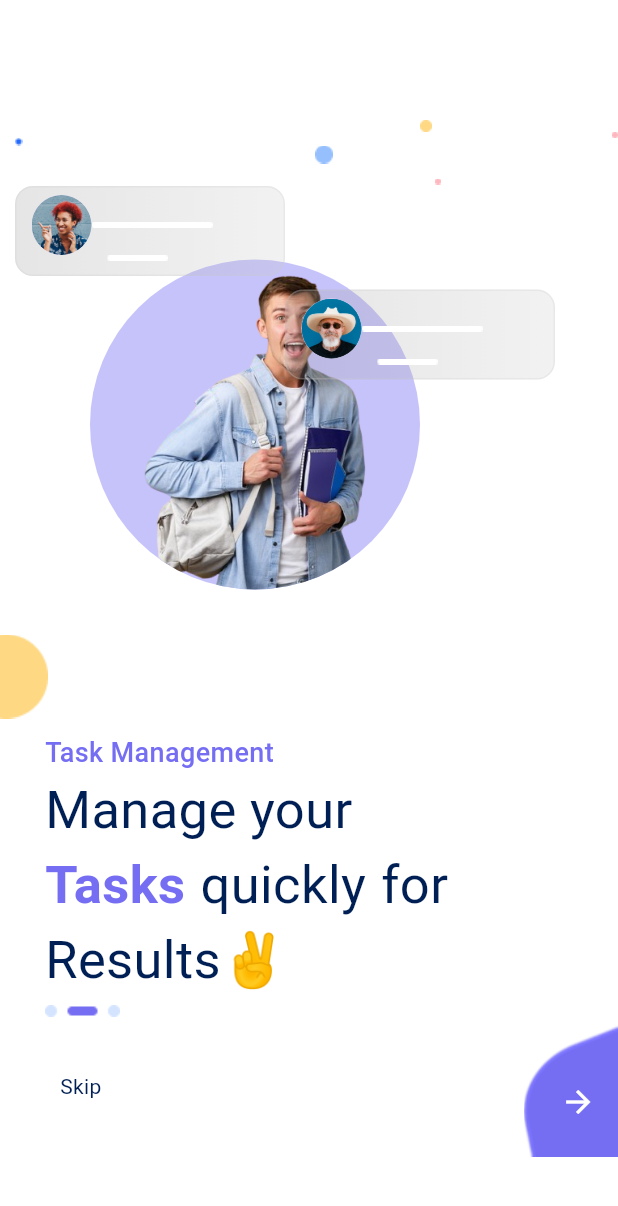
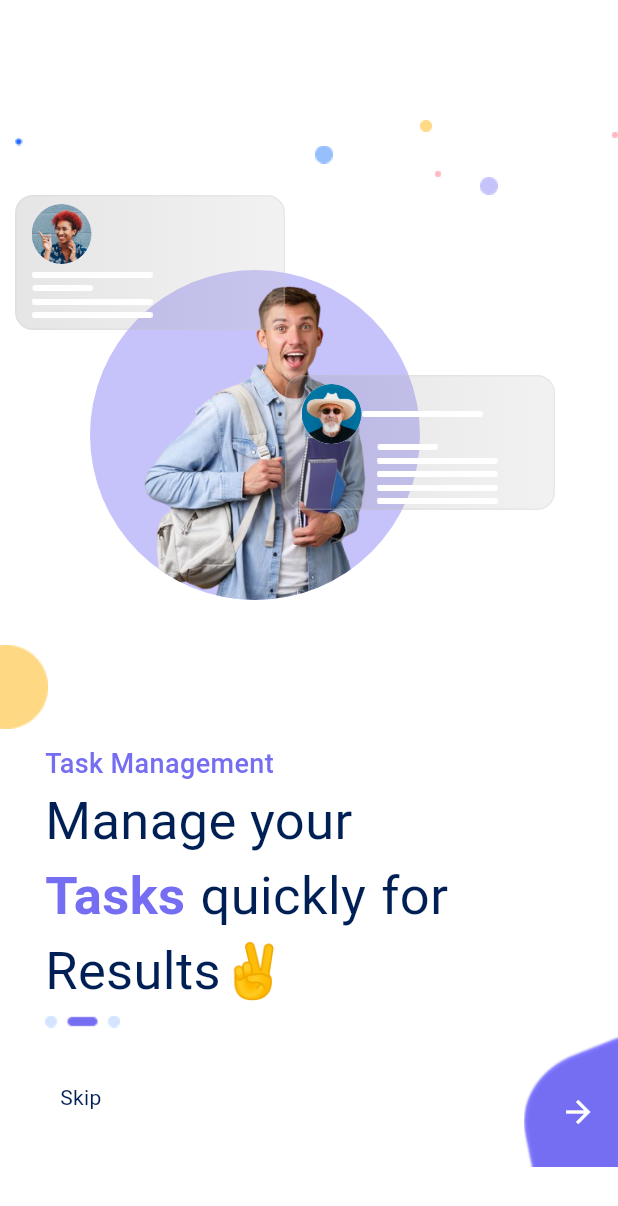
Before and after one commit to adeenazara2002/Flutter-final-project, a Flutter app: the screen it shows after launch, on a phone screen of 412 x 824 dp. Shown: the top 1206 px of the screen. Run offline on Flutter 3.47's test engine with Material 3 defaults, Android fonts, the phone set to English and light mode, and no system bars.

Commit message:
Onboard 3 Screen

```diff
--- a/lib/Screens/onBoard3.dart
+++ b/lib/Screens/onBoard3.dart
@@ -45,12 +45,19 @@ class _OnBoard3State extends State<OnBoard3> {
                 ],
               ),
               SizedBox(
-                height: 10,
+                height: 5,
               ),
               Row(
                 children: [
                   Padding(padding: EdgeInsets.only(left: 290)),
                   Image.asset('assets/images/pinkBall.png'),
+                ],
+              ),
+
+              Row(
+                children: [
+                  Padding(padding: EdgeInsets.only(left: 320)),
+                  Image.asset('assets/images/purpleBall.png'),
                 ],
               ),
               SizedBox(
@@ -67,11 +74,12 @@ class _OnBoard3State extends State<OnBoard3> {
                         radius: 110,
                       ),
                     ),
+
                     Positioned(
-                      top: 1,
+                      // top: 1,
                       left: 10,
                       child: Container(
-                        height: 60,
+                        height: 90,
                         width: 180,
                         decoration: BoxDecoration(
                           gradient: LinearGradient(
@@ -96,14 +104,42 @@ class _OnBoard3State extends State<OnBoard3> {
                                       AssetImage('assets/images/redHead.png'),
                                   radius: 20,
                                 ),
+
+                              ],
+                            ),
+                            SizedBox(height: 5,),
+
+                            Row(
+                              mainAxisAlignment: MainAxisAlignment.start,
+                              children: [
+                                SizedBox(width: 10),
                                 Image.asset('assets/images/bigLine.png'),
                               ],
                             ),
+                            SizedBox(height: 5,),
                             Row(
                               mainAxisAlignment: MainAxisAlignment.start,
                               children: [
-                                SizedBox(width: 60),
+                                SizedBox(width: 10),
                                 Image.asset('assets/images/smallLine.png'),
+                              ],
+                            ),
+                            SizedBox(height: 5,),
+
+                            Row(
+                              mainAxisAlignment: MainAxisAlignment.start,
+                              children: [
+                                SizedBox(width: 10),
+                                Image.asset('assets/images/bigLine.png'),
+                              ],
+                            ),
+                            SizedBox(height: 5,),
+
+                            Row(
+                              mainAxisAlignment: MainAxisAlignment.start,
+                              children: [
+                                SizedBox(width: 10),
+                                Image.asset('assets/images/bigLine.png'),
                               ],
                             ),
                           ],
@@ -111,10 +147,10 @@ class _OnBoard3State extends State<OnBoard3> {
                       ),
                     ),
                     Positioned(
-                      top: 70,
+                      top: 120,
                       left: 190,
                       child: Container(
-                        height: 60,
+                        height: 90,
                         width: 180,
                         decoration: BoxDecoration(
                           gradient: LinearGradient(
@@ -147,6 +183,38 @@ class _OnBoard3State extends State<OnBoard3> {
                               children: [
                                 SizedBox(width: 60),
                                 Image.asset('assets/images/smallLine.png'),
+                              ],
+                            ),
+                            SizedBox(height: 5,),
+                            Row(
+                              mainAxisAlignment: MainAxisAlignment.start,
+                              children: [
+                                SizedBox(width: 60),
+                                Image.asset('assets/images/bigLine.png'),
+                              ],
+                            ),
+                            SizedBox(height: 5,),
+                            Row(
+                              mainAxisAlignment: MainAxisAlignment.start,
+                              children: [
+                                SizedBox(width: 60),
+                                Image.asset('assets/images/bigLine.png'),
+                              ],
+                            ),
+                            SizedBox(height: 5,),
+                            Row(
+                              mainAxisAlignment: MainAxisAlignment.start,
+                              children: [
+                                SizedBox(width: 60),
+                                Image.asset('assets/images/bigLine.png'),
+                              ],
+                            ),
+                            SizedBox(height: 5,),
+                            Row(
+                              mainAxisAlignment: MainAxisAlignment.start,
+                              children: [
+                                SizedBox(width: 60),
+                                Image.asset('assets/images/bigLine.png'),
                               ],
                             ),
                           ],
```
